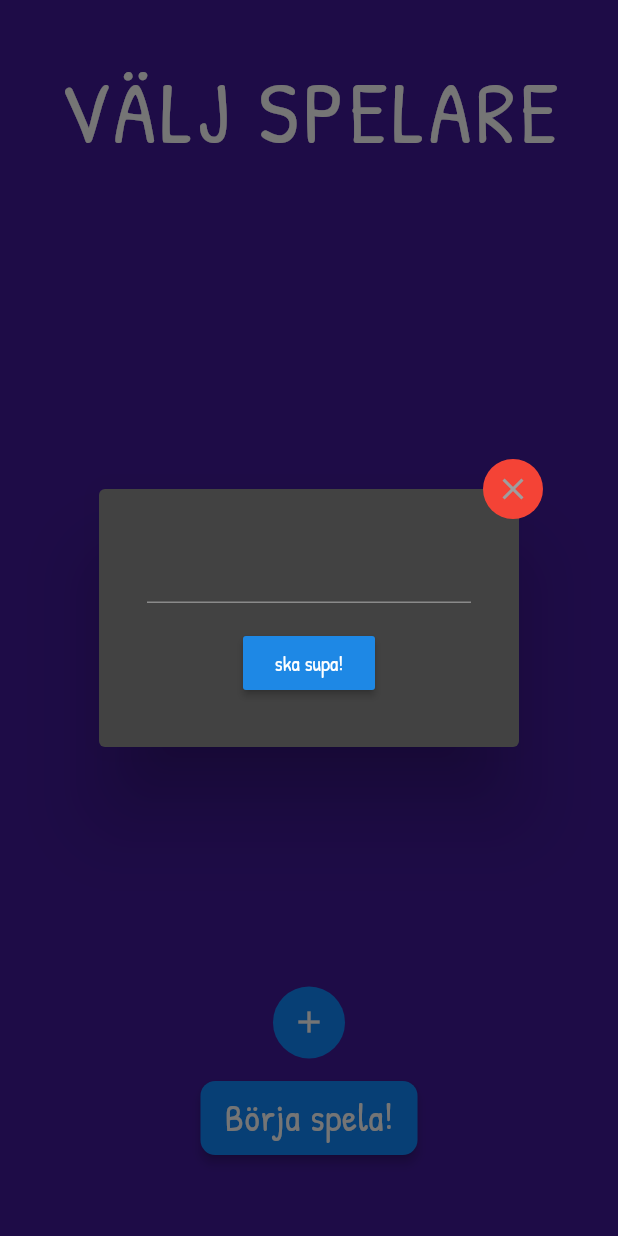
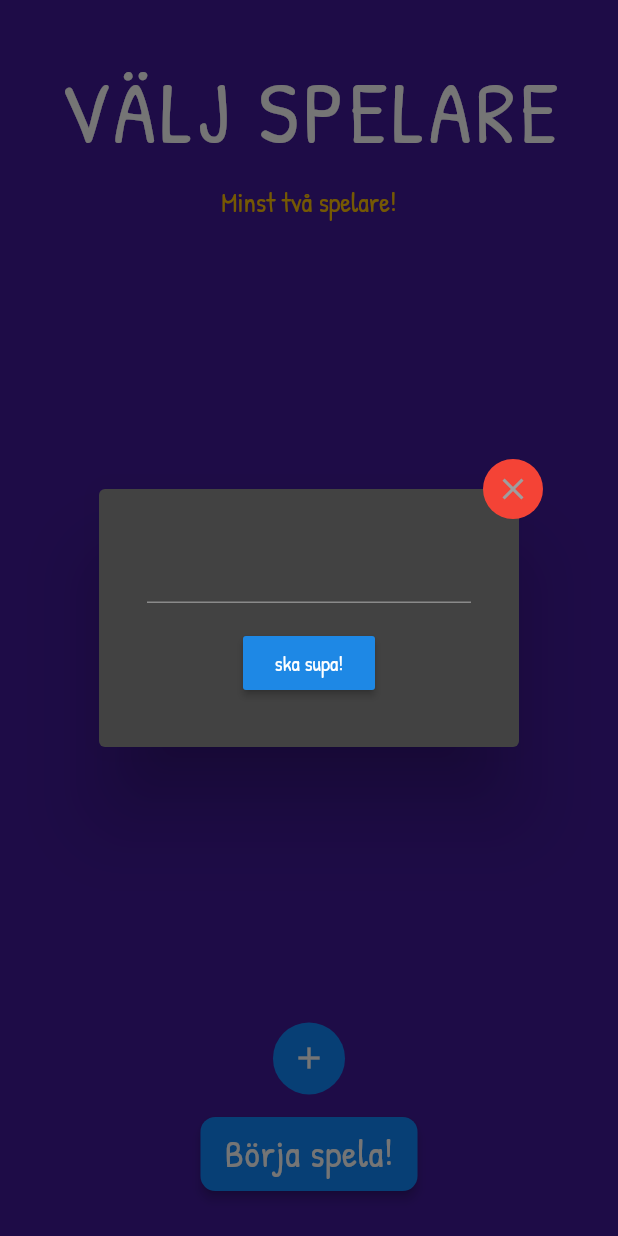
Before and after one commit to ponbac/drinktajm, a Flutter app: the PlayerSelect screen opened by its route, after a tap on the "add" icon, on a phone screen of 412 x 824 dp. Run offline on Flutter 3.47's test engine with Material 2 defaults, Android fonts, the phone set to English and light mode, and no system bars.

Commit message:
added check for minimum two players

```diff
--- a/lib/pages/player_select_page.dart
+++ b/lib/pages/player_select_page.dart
@@ -22,7 +22,7 @@ class _PlayerSelectState extends State<PlayerSelect> {
   }
 
   void _startGame(BuildContext ctx) {
-    if (playerList.length > 0) {
+    if (playerList.length > 1) {
       Navigator.of(ctx).push(
           MaterialPageRoute(builder: (_) => GamePage(new Session(playerList))));
     }
@@ -33,12 +33,19 @@ class _PlayerSelectState extends State<PlayerSelect> {
     double height = MediaQuery.of(context).size.height;
 
     return Scaffold(
+      resizeToAvoidBottomInset: false,
       body: Column(
         children: <Widget>[
           SizedBox(
             height: 25,
           ),
           HeaderText('VÄLJ SPELARE'),
+          Visibility(
+              visible: playerList.length < 2,
+              child: Text(
+                'Minst två spelare!',
+                style: TextStyle(fontSize: 18, color: Colors.amber),
+              )),
           SizedBox(
             height: height * 0.65,
             child: ListView.builder(
@@ -64,6 +71,25 @@ class _PlayerSelectState extends State<PlayerSelect> {
                 showDialog(
                     context: context,
                     builder: (BuildContext context) {
+                      return _buildDialog();
+                    });
+              },
+            ),
+          )),
+          Container(
+            height: height * 0.06,
+            margin: EdgeInsets.only(top: 15),
+            child: ActionButton(
+              buttonTitle: 'Börja spela!',
+              onPress: () => _startGame(context),
+            ),
+          )
+        ],
+      ),
+    );
+  }
+
+  Widget _buildDialog() {
     return AlertDialog(
       content: Stack(
         overflow: Overflow.visible,
@@ -114,20 +140,5 @@ class _PlayerSelectState extends State<PlayerSelect> {
         ],
       ),
     );
-                    });
-              },
-            ),
-          )),
-          Container(
-            height: height * 0.06,
-            margin: EdgeInsets.only(top: 15),
-            child: ActionButton(
-              buttonTitle: 'Börja spela!',
-              onPress: () => _startGame(context),
-            ),
-          )
-        ],
-      ),
-    );
   }
 }
```
Also changed, not shown: assets/questions.json (+13 -1 lines), lib/resources/question_provider.dart (line endings or trailing spaces). Lines whose indentation alone changed are shown as unchanged.
